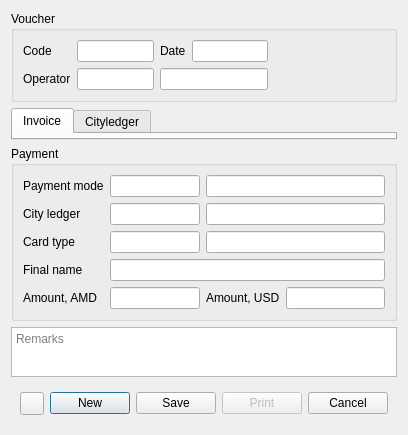
Before: the Qt Designer form Resort/dlgreceiptvaucher.ui in End1-1/Resort, drawn with Qt 5.
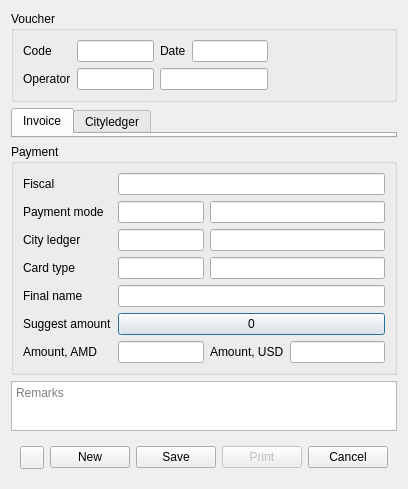
After: the same form once the commit is applied. Icons and pictures are not drawn. Custom widgets are drawn as their Qt base class.

Patch:
```diff
--- a/Resort/dlgreceiptvaucher.ui
+++ b/Resort/dlgreceiptvaucher.ui
@@ -7,7 +7,7 @@
     <x>0</x>
     <y>0</y>
     <width>397</width>
-    <height>435</height>
+    <height>476</height>
    </rect>
   </property>
   <property name="maximumSize">
@@ -193,17 +193,21 @@
       <string>Payment</string>
      </property>
      <layout class="QGridLayout" name="gridLayout_2">
+      <item row="6" column="2">
+       <widget class="QLabel" name="label_7">
+        <property name="text">
+         <string>Amount, USD</string>
+        </property>
+       </widget>
+      </item>
+      <item row="3" column="2" colspan="2">
+       <widget class="EQLineEdit" name="leCardName">
+        <property name="readOnly">
+         <bool>true</bool>
+        </property>
+       </widget>
+      </item>
       <item row="1" column="2" colspan="2">
-       <widget class="EQLineEdit" name="leCLName">
-        <property name="maximumSize">
-         <size>
-          <width>16777215</width>
-          <height>16777215</height>
-         </size>
-        </property>
-       </widget>
-      </item>
-      <item row="0" column="2" colspan="2">
        <widget class="EQLineEdit" name="lePaymentName">
         <property name="focusPolicy">
          <enum>Qt::NoFocus</enum>
@@ -213,41 +217,38 @@
         </property>
        </widget>
       </item>
-      <item row="3" column="0">
+      <item row="2" column="0">
+       <widget class="QLabel" name="lbCL">
+        <property name="text">
+         <string>City ledger</string>
+        </property>
+       </widget>
+      </item>
+      <item row="3" column="1">
+       <widget class="EQLineEdit" name="leCardCode">
+        <property name="maximumSize">
+         <size>
+          <width>100</width>
+          <height>16777215</height>
+         </size>
+        </property>
+       </widget>
+      </item>
+      <item row="0" column="0">
+       <widget class="QLabel" name="label_2">
+        <property name="text">
+         <string>Fiscal</string>
+        </property>
+       </widget>
+      </item>
+      <item row="4" column="0">
        <widget class="QLabel" name="label">
         <property name="text">
          <string>Final name</string>
         </property>
        </widget>
       </item>
-      <item row="0" column="0">
-       <widget class="QLabel" name="label_8">
-        <property name="text">
-         <string>Payment mode</string>
-        </property>
-       </widget>
-      </item>
-      <item row="0" column="1">
-       <widget class="EQLineEdit" name="lePaymentCode">
-        <property name="maximumSize">
-         <size>
-          <width>100</width>
-          <height>16777215</height>
-         </size>
-        </property>
-       </widget>
-      </item>
-      <item row="2" column="1">
-       <widget class="EQLineEdit" name="leCardCode">
-        <property name="maximumSize">
-         <size>
-          <width>100</width>
-          <height>16777215</height>
-         </size>
-        </property>
-       </widget>
-      </item>
-      <item row="4" column="3">
+      <item row="6" column="3">
        <widget class="EQLineEdit" name="leAmountUSD">
         <property name="maximumSize">
          <size>
@@ -266,31 +267,31 @@
         </property>
        </widget>
       </item>
-      <item row="4" column="1">
-       <widget class="EQLineEdit" name="leAmountAMD">
-        <property name="maximumSize">
-         <size>
-          <width>100</width>
-          <height>16777215</height>
-         </size>
-        </property>
-       </widget>
-      </item>
-      <item row="4" column="0">
+      <item row="6" column="0">
        <widget class="QLabel" name="label_3">
         <property name="text">
          <string>Amount, AMD</string>
         </property>
        </widget>
       </item>
-      <item row="1" column="0">
-       <widget class="QLabel" name="lbCL">
-        <property name="text">
-         <string>City ledger</string>
+      <item row="0" column="1" colspan="3">
+       <widget class="QLineEdit" name="leFiscalMachine">
+        <property name="readOnly">
+         <bool>true</bool>
         </property>
        </widget>
       </item>
-      <item row="1" column="1">
+      <item row="4" column="1" colspan="3">
+       <widget class="EQLineEdit" name="leFinalName">
+        <property name="focusPolicy">
+         <enum>Qt::NoFocus</enum>
+        </property>
+        <property name="readOnly">
+         <bool>true</bool>
+        </property>
+       </widget>
+      </item>
+      <item row="2" column="1">
        <widget class="EQLineEdit" name="leCL">
         <property name="maximumSize">
          <size>
@@ -303,34 +304,61 @@
         </property>
        </widget>
       </item>
-      <item row="2" column="0">
+      <item row="6" column="1">
+       <widget class="EQLineEdit" name="leAmountAMD">
+        <property name="maximumSize">
+         <size>
+          <width>100</width>
+          <height>16777215</height>
+         </size>
+        </property>
+       </widget>
+      </item>
+      <item row="3" column="0">
        <widget class="QLabel" name="lbCardType">
         <property name="text">
          <string>Card type</string>
         </property>
        </widget>
       </item>
+      <item row="1" column="1">
+       <widget class="EQLineEdit" name="lePaymentCode">
+        <property name="maximumSize">
+         <size>
+          <width>100</width>
+          <height>16777215</height>
+         </size>
+        </property>
+       </widget>
+      </item>
+      <item row="1" column="0">
+       <widget class="QLabel" name="label_8">
+        <property name="text">
+         <string>Payment mode</string>
+        </property>
+       </widget>
+      </item>
       <item row="2" column="2" colspan="2">
-       <widget class="EQLineEdit" name="leCardName">
-        <property name="readOnly">
-         <bool>true</bool>
+       <widget class="EQLineEdit" name="leCLName">
+        <property name="maximumSize">
+         <size>
+          <width>16777215</width>
+          <height>16777215</height>
+         </size>
         </property>
        </widget>
       </item>
-      <item row="3" column="1" colspan="3">
-       <widget class="EQLineEdit" name="leFinalName">
-        <property name="focusPolicy">
-         <enum>Qt::NoFocus</enum>
+      <item row="5" column="1" colspan="3">
+       <widget class="QPushButton" name="btnSuggestAmount">
+        <property name="text">
+         <string>0</string>
         </property>
-        <property name="readOnly">
-         <bool>true</bool>
-        </property>
        </widget>
       </item>
-      <item row="4" column="2">
-       <widget class="QLabel" name="label_7">
+      <item row="5" column="0">
+       <widget class="QLabel" name="lbSuggestAmount">
         <property name="text">
-         <string>Amount, USD</string>
+         <string>Suggest amount</string>
         </property>
        </widget>
       </item>
```
